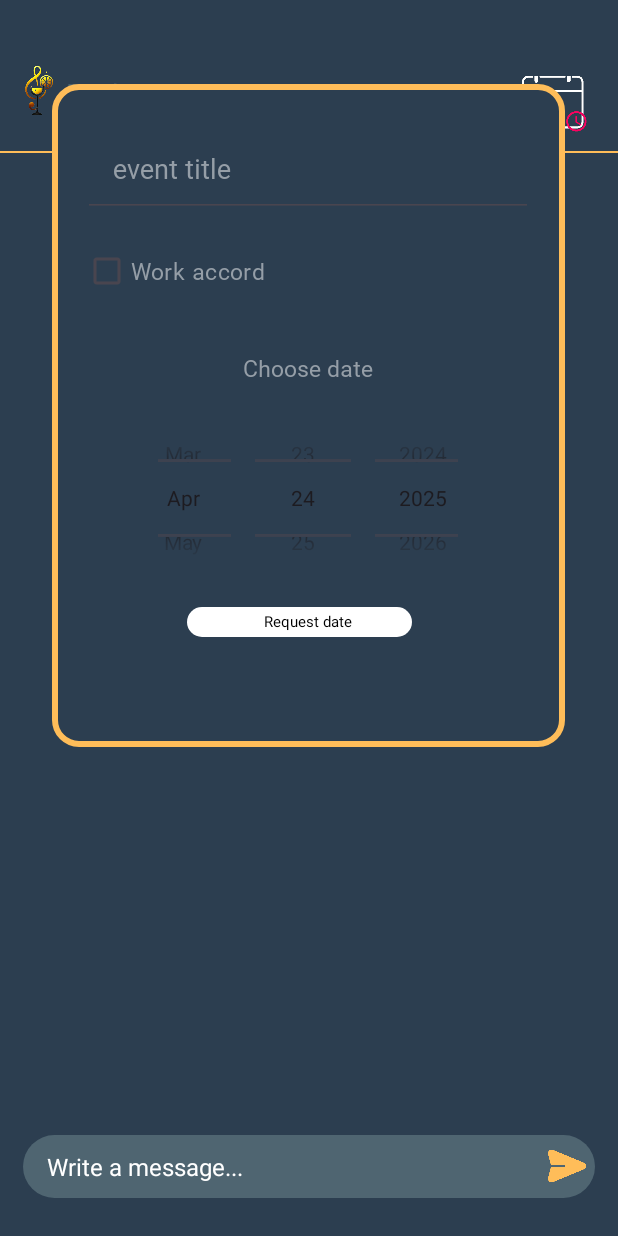
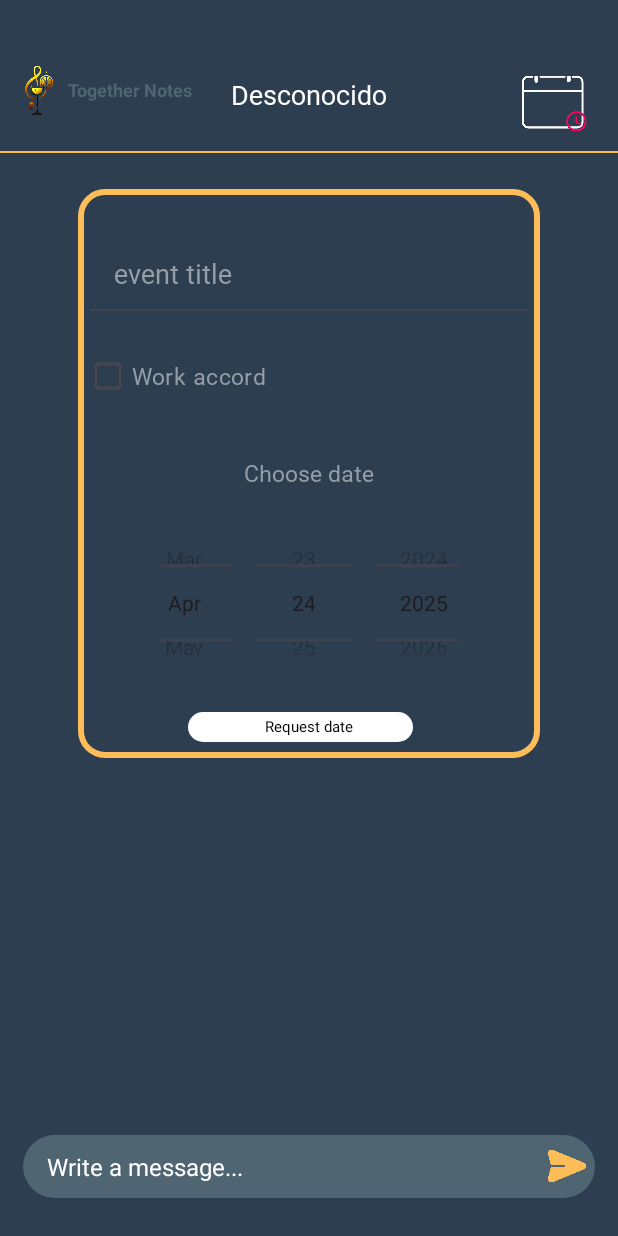
Before and after one commit to TogetherNotes/android-app, an Android app: the InsideChatActivity screen opened directly, with no data from a screen before it, after a tap on an icon or button, on a phone screen of 412 x 824 dp. Run offline under Robolectric (Android 15) with nearby library versions, the phone set to English and light mode, and no system bars.

Commit message:
Fix chat fragment

```diff
--- a/app/src/main/res/layout/create_user_event.xml
+++ b/app/src/main/res/layout/create_user_event.xml
@@ -1,13 +1,10 @@
-<?xml version="1.0" encoding="utf-8"?>
-<FrameLayout xmlns:android="http://schemas.android.com/apk/res/android"
+<FrameLayout
+    xmlns:android="http://schemas.android.com/apk/res/android"
     android:id="@+id/createEventSol"
     android:layout_width="350dp"
     android:layout_height="450dp"
-    android:layout_gravity="center"
     android:visibility="gone"
-    android:layout_marginTop="-70dp"
-    android:background="@drawable/default_rectangle"
-    >
+    android:background="@drawable/default_rectangle">
 
     <LinearLayout
         android:layout_width="wrap_content"
@@ -41,9 +38,7 @@
             layout="@layout/calendar_activity_mini"
             android:layout_width="200dp"
             android:layout_height="150dp"
-            android:layout_gravity="center"
-
-            />
+            android:layout_gravity="center" />
 
         <FrameLayout
             android:layout_width="match_parent"
@@ -69,8 +64,5 @@
                 android:textColor="@color/black"
                 android:textSize="10sp" />
         </FrameLayout>
-
     </LinearLayout>
-
-
 </FrameLayout>
--- a/app/src/main/res/layout/inside_chat_layout.xml
+++ b/app/src/main/res/layout/inside_chat_layout.xml
@@ -1,18 +1,17 @@
-<?xml version="1.0" encoding="utf-8"?>
-<LinearLayout xmlns:android="http://schemas.android.com/apk/res/android"
+<LinearLayout
+    xmlns:android="http://schemas.android.com/apk/res/android"
     xmlns:tools="http://schemas.android.com/tools"
+    android:id="@+id/rootLayout"
     android:layout_width="match_parent"
     android:layout_height="match_parent"
     android:orientation="vertical"
-    android:id="@+id/rootLayout"
     android:background="@color/blue"
     tools:context=".ChatFragment"
-    android:paddingTop="20dp"
-    >
+    android:paddingTop="20dp">
 
     <!-- Logo -->
-    <include layout="@layout/logo_reusable"
-       />
+    <include
+        layout="@layout/logo_reusable" />
 
     <!-- Contenedor del nombre y el botón de eventos -->
     <LinearLayout
@@ -48,7 +47,12 @@
             android:layout_marginTop="10dp"
             android:layout_marginBottom="20dp" />
 
-        <include layout="@layout/create_user_event" />
+        <!-- Incluir el FrameLayout centrado -->
+        <include
+            layout="@layout/create_user_event"
+            android:layout_width="wrap_content"
+            android:layout_height="wrap_content"
+            android:layout_gravity="center" />
     </LinearLayout>
 
     <!-- Contenedor principal -->
@@ -63,8 +67,7 @@
             android:layout_width="match_parent"
             android:layout_height="match_parent"
             android:layout_above="@id/messageContainer"
-            android:layout_alignParentTop="true"/>
-
+            android:layout_alignParentTop="true" />
 
         <!-- Contenedor del input y botón -->
         <LinearLayout
@@ -88,7 +91,7 @@
                 android:textColorHint="@color/white"
                 android:textColor="@color/white"
                 android:background="@color/transparent"
-                android:textSize="16sp"/>
+                android:textSize="16sp" />
 
             <!-- Botón de enviar -->
             <ImageView
@@ -101,8 +104,7 @@
                 android:padding="10dp"
                 android:layout_marginLeft="8dp"
                 android:backgroundTint="@color/gold"
-                android:textColor="@color/white"/>
+                android:textColor="@color/white" />
         </LinearLayout>
     </RelativeLayout>
-
 </LinearLayout>
```
Also changed, not shown: app/src/main/java/com/example/togethernotes/activities/InsideChatActivity.kt (+6 -28 lines), app/src/main/java/com/example/togethernotes/calendarFragment.kt (+40 -52 lines), app/src/main/res/layout/calendar_fragment.xml (+22 -20 lines), app/src/main/res/layout/finish_contract_activity.xml (+20 -19 lines).
